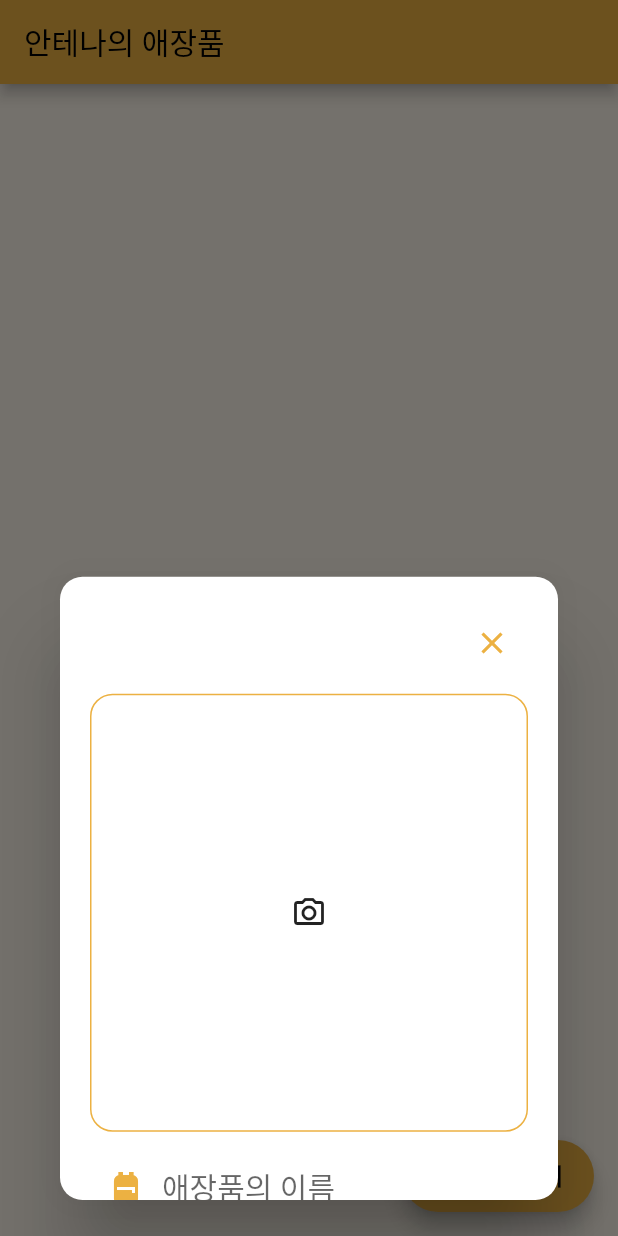
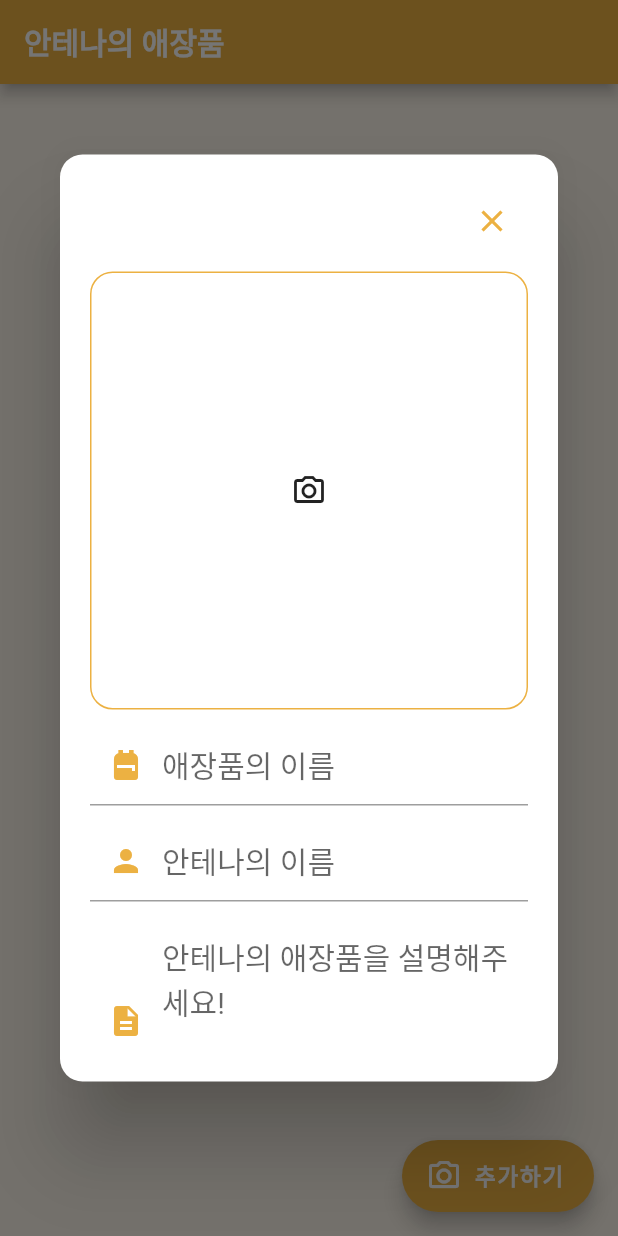
Before and after one commit to Ksanbal/Antenna-Auction-2021, a Flutter app: the screen it shows after launch, after a tap on "추가하기", on a phone screen of 412 x 824 dp. Run offline on Flutter 3.47's test engine with Material 2 defaults, Android fonts, the phone set to English and light mode, and no system bars; our stand-ins replace cloud_firestore, firebase_core, firebase_storage, get, image_picker; accounts and stored records are empty.

Commit message:
Feat. Apply style

```diff
--- a/lib/src/view/home.view.dart
+++ b/lib/src/view/home.view.dart
@@ -17,19 +17,29 @@ class HomeView extends StatelessWidget {
     return Scaffold(
       backgroundColor: const Color(0xffecb142).withOpacity(0.1),
       appBar: AppBar(
-        title: const Text("안테나의 애장품"),
+        title: const Text(
+          "안테나의 애장품",
+          style: TextStyle(
+            fontWeight: FontWeight.bold,
+            color: Colors.white,
+          ),
+        ),
         backgroundColor: const Color(0xffecb142),
       ),
       floatingActionButton: FloatingActionButton.extended(
-        onPressed: () => Get.bottomSheet(const RegistView()),
+        onPressed: () => Get.dialog(RegistView(), barrierDismissible: false),
         label: const Text(
           "추가하기",
           style: TextStyle(
+            color: Colors.white,
             fontSize: 15,
             fontWeight: FontWeight.bold,
           ),
         ),
-        icon: const Icon(Icons.camera_alt_outlined),
+        icon: const Icon(
+          Icons.camera_alt_outlined,
+          color: Colors.white,
+        ),
         backgroundColor: const Color(0xffecb142),
       ),
       body: StreamBuilder<QuerySnapshot>(
```
